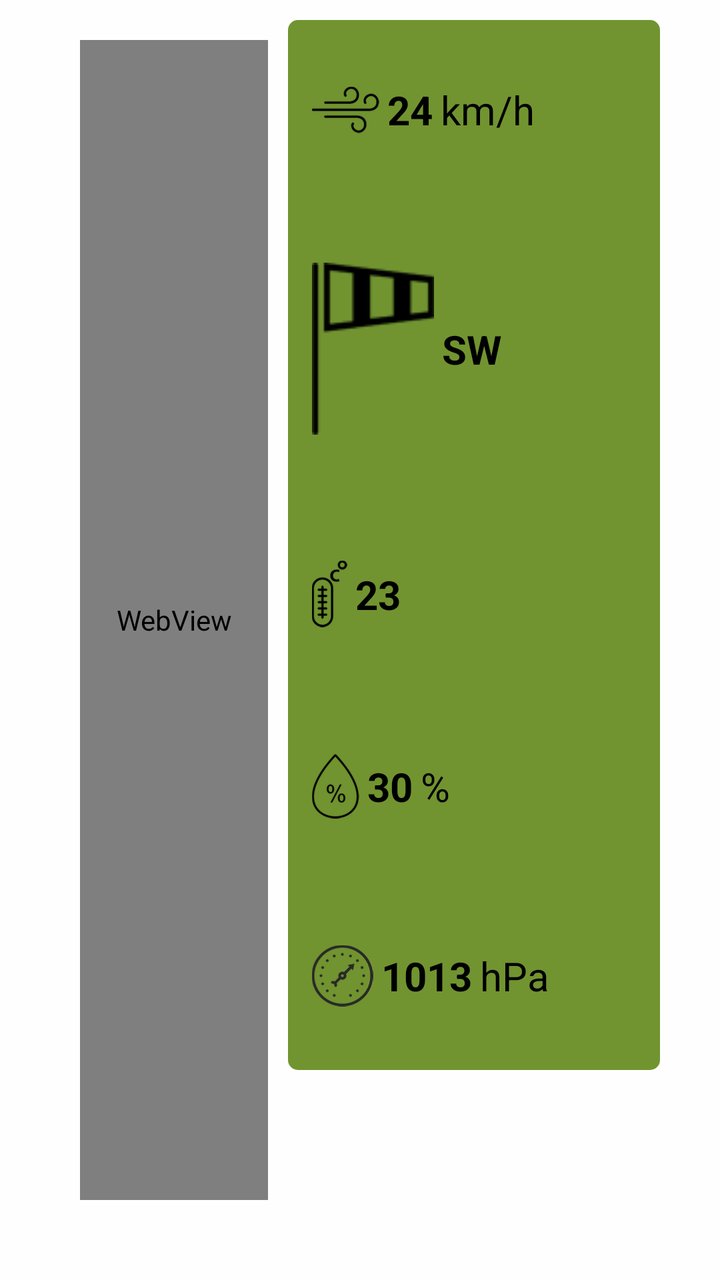
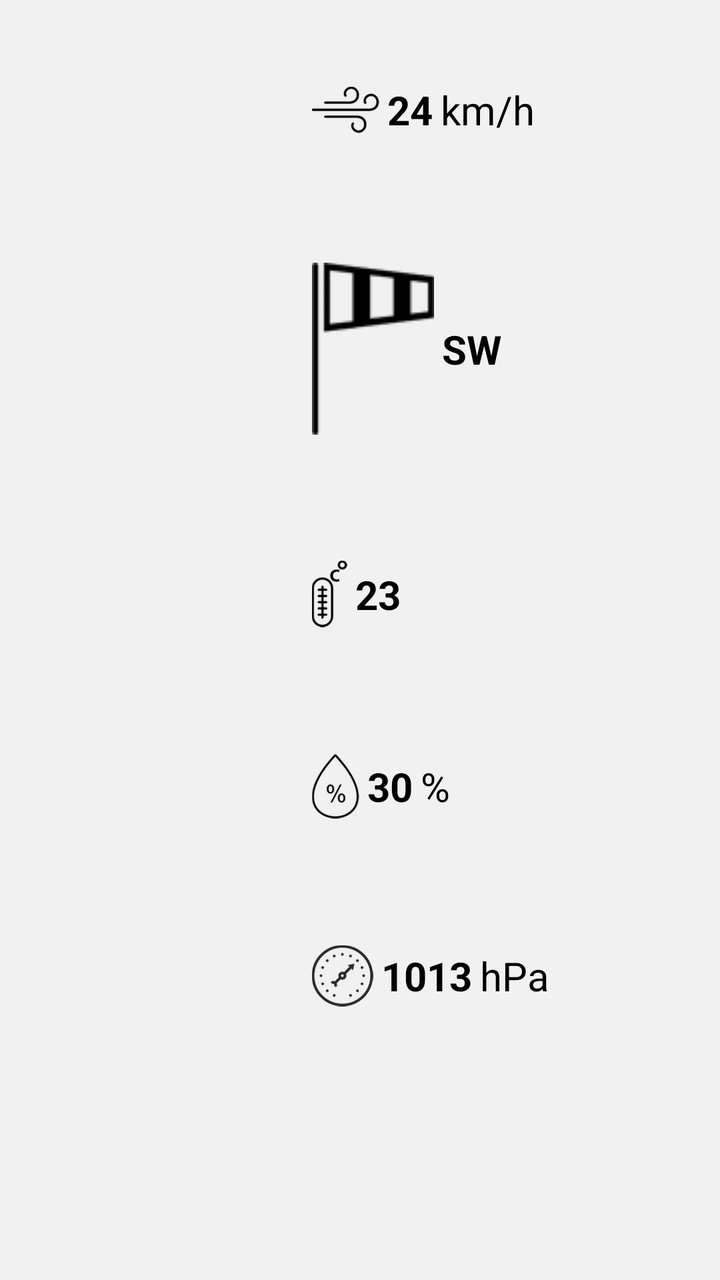

Before-and-after screenshots of an Android layout around one commit, followed by the original layout XML and the change that was made.
<!-- AndroidManifest.xml: application theme AppTheme -->
<!-- res/layout/fragment_weather.xml -->
<?xml version="1.0" encoding="utf-8"?>
<layout xmlns:android="http://schemas.android.com/apk/res/android"
    xmlns:app="http://schemas.android.com/apk/res-auto">

    <data>

        <variable
            name="viewModel"
            type="eu.agribot.agribotapp.ui.fragment.weather.WeatherViewModel" />
    </data>

    <RelativeLayout
        android:layout_width="match_parent"
        android:layout_height="match_parent"
        android:background="@color/backgroundWhite">

        <RelativeLayout
            android:layout_width="match_parent"
            android:layout_height="match_parent"
            android:layout_marginBottom="30dp"
            android:layout_marginLeft="30dp"
            android:layout_marginRight="30dp"
            android:layout_marginTop="10dp"
            android:orientation="horizontal">


            <LinearLayout
                android:layout_width="match_parent"
                android:layout_height="match_parent"
                android:layout_centerInParent="true"
                android:layout_margin="10dp"
                android:layout_toLeftOf="@id/rightControlsMenu"
                android:layout_weight="1"
                android:gravity="center"
                android:orientation="horizontal">

                <WebView
                    android:id="@+id/WeatherForecast"
                    android:layout_width="match_parent"
                    android:layout_height="match_parent" />

            </LinearLayout>

            <LinearLayout
                android:id="@+id/rightControlsMenu"
                android:layout_width="186dp"
                android:layout_height="match_parent"
                android:layout_marginBottom="75dp"
                android:layout_alignParentEnd="true"
                android:background="@drawable/shape_background"
                android:gravity="center_vertical"
                android:orientation="vertical">

                <LinearLayout
                    android:layout_width="wrap_content"
                    android:layout_height="wrap_content"
                    android:layout_margin="10dp"
                    android:layout_weight="1"
                    android:gravity="center"
                    android:orientation="horizontal">

                    <ImageView
                        android:layout_width="wrap_content"
                        android:layout_height="wrap_content"
                        android:layout_margin="2dp"
                        android:src="@drawable/ic_wind" />

                    <TextView
                        android:id="@+id/windSpeedVal"
                        style="@style/BottomInfoText"
                        android:layout_width="wrap_content"
                        android:layout_height="wrap_content"
                        android:layout_margin="2dp"
                        android:text="24" />

                    <TextView
                        style="@style/MiddleInfoText"
                        android:layout_width="wrap_content"
                        android:layout_height="wrap_content"
                        android:layout_margin="2dp"
                        android:text="km/h" />

                </LinearLayout>

                <LinearLayout
                    android:layout_width="wrap_content"
                    android:layout_height="wrap_content"
                    android:layout_margin="10dp"
                    android:layout_weight="1"
                    android:gravity="center"
                    android:orientation="horizontal">

                    <ImageView
                        android:layout_width="wrap_content"
                        android:layout_height="wrap_content"
                        android:layout_margin="2dp"
                        android:src="@drawable/ic_wind_compass" />

                    <TextView
                        android:id="@+id/windDirVal"
                        style="@style/BottomInfoText"
                        android:layout_width="wrap_content"
                        android:layout_height="wrap_content"
                        android:layout_margin="2dp"
                        android:text="SW" />

                    <TextView
                        style="@style/MiddleInfoText"
                        android:layout_width="wrap_content"
                        android:layout_height="wrap_content"
                        android:layout_margin="2dp"
                        android:text=" " />


                </LinearLayout>

                <LinearLayout
                    android:layout_width="wrap_content"
                    android:layout_height="wrap_content"
                    android:layout_margin="10dp"
                    android:layout_weight="1"
                    android:gravity="center"
                    android:orientation="horizontal">

                    <ImageView
                        android:layout_width="wrap_content"
                        android:layout_height="wrap_content"
                        android:layout_margin="2dp"
                        android:src="@drawable/ic_celsius" />

                    <TextView
                        android:id="@+id/tempVal"
                        style="@style/BottomInfoText"
                        android:layout_width="wrap_content"
                        android:layout_height="wrap_content"
                        android:layout_margin="2dp"
                        android:text="23" />

                    <TextView
                        style="@style/MiddleInfoText"
                        android:layout_width="wrap_content"
                        android:layout_height="wrap_content"
                        android:layout_margin="2dp"
                        android:text=" " />

                </LinearLayout>

                <LinearLayout
                    android:layout_width="wrap_content"
                    android:layout_height="wrap_content"
                    android:layout_margin="10dp"
                    android:layout_weight="1"
                    android:gravity="center"
                    android:orientation="horizontal">

                    <ImageView
                        android:layout_width="wrap_content"
                        android:layout_height="wrap_content"
                        android:layout_margin="2dp"
                        android:src="@drawable/ic_humidity" />

                    <TextView
                        android:id="@+id/humVal"
                        style="@style/BottomInfoText"
                        android:layout_width="wrap_content"
                        android:layout_height="wrap_content"
                        android:layout_margin="2dp"
                        android:text="30" />

                    <TextView
                        style="@style/MiddleInfoText"
                        android:layout_width="wrap_content"
                        android:layout_height="wrap_content"
                        android:layout_margin="2dp"
                        android:text="%" />

                </LinearLayout>

                <LinearLayout
                    android:layout_width="wrap_content"
                    android:layout_height="wrap_content"
                    android:layout_margin="10dp"
                    android:layout_weight="1"
                    android:gravity="center"
                    android:orientation="horizontal">

                    <ImageView
                        android:layout_width="wrap_content"
                        android:layout_height="wrap_content"
                        android:layout_margin="2dp"
                        android:src="@drawable/ic_pressure" />

                    <TextView
                        android:id="@+id/pressureVal"
                        style="@style/BottomInfoText"
                        android:layout_width="wrap_content"
                        android:layout_height="wrap_content"
                        android:layout_margin="2dp"
                        android:text="1013" />

                    <TextView
                        style="@style/MiddleInfoText"
                        android:layout_width="wrap_content"
                        android:layout_height="wrap_content"
                        android:layout_margin="2dp"
                        android:text="hPa" />

                </LinearLayout>

            </LinearLayout>

        </RelativeLayout>

    </RelativeLayout>
</layout>
<!-- resources referenced by this layout -->
<resources>
  <color name="backgroundWhite">#fefefe</color>
  <!-- drawable ic_celsius: png bitmap (drawable-hdpi, 945 bytes) -->
  <!-- drawable ic_humidity: png bitmap (drawable-hdpi, 1292 bytes) -->
  <!-- drawable ic_pressure: png bitmap (drawable-hdpi, 2272 bytes) -->
  <!-- drawable ic_wind: png bitmap (drawable-hdpi, 898 bytes) -->
  <!-- drawable ic_wind_compass: png bitmap (drawable, 985 bytes) -->
  <!-- drawable shape_background (drawable) -->
  <?xml version="1.0" encoding="utf-8"?>
  <shape xmlns:android="http://schemas.android.com/apk/res/android"
      android:shape="rectangle">
  
      <solid android:color="@color/colorPrimary"></solid>
  
  
      <corners android:radius="5dp"></corners>
  
  </shape>
  <style name="BottomInfoText" parent="@android:style/TextAppearance.Widget.TextView">
          <item name="android:textStyle">bold</item>
          <item name="android:textSize">20sp</item>
      </style>
  <style name="MiddleInfoText" parent="@android:style/TextAppearance.Widget.TextView">
          <item name="android:textSize">20sp</item>
      </style>
  <style name="AppTheme" parent="Theme.MaterialComponents.Light.DarkActionBar">
          
          <item name="colorPrimary">@color/colorPrimary</item>
          <item name="colorPrimaryDark">@color/colorPrimaryDark</item>
          <item name="colorAccent">@color/colorAccent</item>
      </style>
  <color name="colorPrimary">@color/base_green</color>
  <color name="colorPrimaryDark">@color/base_green_darker</color>
  <color name="colorAccent">@color/gray</color>
  <color name="base_green">#719430</color>
  <color name="base_green_darker">#426600</color>
  <color name="gray">#4E555B</color>
</resources>

<!-- the commit's change to res/layout/fragment_weather.xml (unified diff, before → after) -->
@@ -12,7 +12,7 @@
     <RelativeLayout
         android:layout_width="match_parent"
         android:layout_height="match_parent"
-        android:background="@color/backgroundWhite">
+        android:background="@color/background_gray">
 
         <RelativeLayout
             android:layout_width="match_parent"
@@ -34,10 +34,6 @@
                 android:gravity="center"
                 android:orientation="horizontal">
 
-                <WebView
-                    android:id="@+id/WeatherForecast"
-                    android:layout_width="match_parent"
-                    android:layout_height="match_parent" />
 
             </LinearLayout>
 
@@ -47,7 +43,7 @@
                 android:layout_height="match_parent"
                 android:layout_marginBottom="75dp"
                 android:layout_alignParentEnd="true"
-                android:background="@drawable/shape_background"
+                android:background="@color/background_gray"
                 android:gravity="center_vertical"
                 android:orientation="vertical">
 
<!-- resource entries referenced after the edit -->
@@ -1,22 +1,11 @@
 <!-- resources referenced by this layout -->
 <resources>
-  <color name="backgroundWhite">#fefefe</color>
+  <color name="background_gray">#f1f1f1</color>
   <!-- drawable ic_celsius: png bitmap (drawable-hdpi, 945 bytes) -->
   <!-- drawable ic_humidity: png bitmap (drawable-hdpi, 1292 bytes) -->
   <!-- drawable ic_pressure: png bitmap (drawable-hdpi, 2272 bytes) -->
   <!-- drawable ic_wind: png bitmap (drawable-hdpi, 898 bytes) -->
   <!-- drawable ic_wind_compass: png bitmap (drawable, 985 bytes) -->
-  <!-- drawable shape_background (drawable) -->
-  <?xml version="1.0" encoding="utf-8"?>
-  <shape xmlns:android="http://schemas.android.com/apk/res/android"
-      android:shape="rectangle">
-  
-      <solid android:color="@color/colorPrimary"></solid>
-  
-  
-      <corners android:radius="5dp"></corners>
-  
-  </shape>
   <style name="BottomInfoText" parent="@android:style/TextAppearance.Widget.TextView">
           <item name="android:textStyle">bold</item>
           <item name="android:textSize">20sp</item>
@@ -33,8 +22,8 @@
   <color name="colorPrimary">@color/base_green</color>
   <color name="colorPrimaryDark">@color/base_green_darker</color>
   <color name="colorAccent">@color/gray</color>
-  <color name="base_green">#719430</color>
-  <color name="base_green_darker">#426600</color>
-  <color name="gray">#4E555B</color>
+  <color name="base_green">#a4c01b</color>
+  <color name="base_green_darker">#839915</color>
+  <color name="gray">#6A6A6A</color>
 </resources>
 
